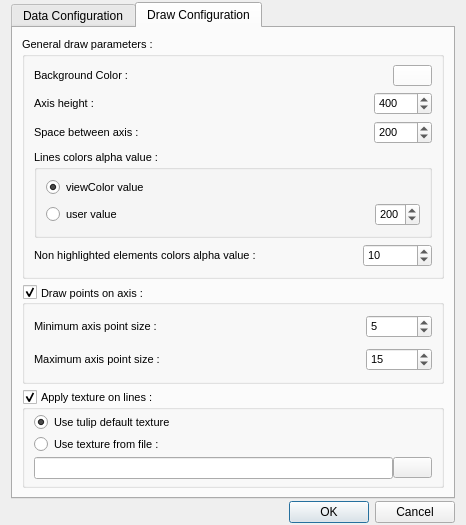
First picture: the form in plugins/view/parallel/ParallelCoordinatesConfigDialog.ui, repository vadivelselvaraj/TulipGLImprovement, before the edit.
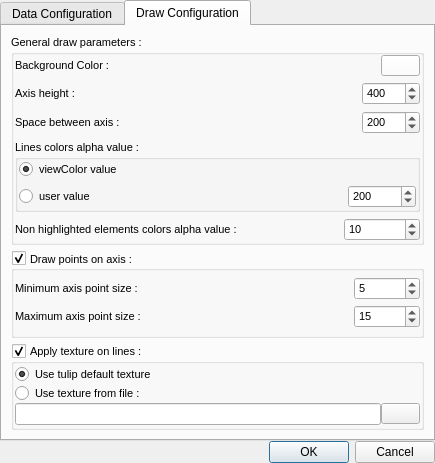
Second picture: the form after the edit. Icons and pictures are not drawn. Custom widgets are drawn as their Qt base class.

```diff
--- a/plugins/view/parallel/ParallelCoordinatesConfigDialog.ui
+++ b/plugins/view/parallel/ParallelCoordinatesConfigDialog.ui
@@ -8,8 +8,8 @@
    <rect>
     <x>0</x>
     <y>0</y>
-    <width>431</width>
-    <height>525</height>
+    <width>421</width>
+    <height>463</height>
    </rect>
   </property>
   <property name="sizePolicy" >
@@ -29,13 +29,10 @@
   </property>
   <layout class="QVBoxLayout" name="verticalLayout" >
    <property name="spacing" >
-    <number>2</number>
+    <number>0</number>
    </property>
-   <property name="topMargin" >
-    <number>2</number>
-   </property>
-   <property name="bottomMargin" >
-    <number>2</number>
+   <property name="margin" >
+    <number>0</number>
    </property>
    <item>
     <widget class="QTabWidget" name="tabWidget" >
@@ -154,6 +151,9 @@
           <string>General draw parameters : </string>
          </property>
          <layout class="QVBoxLayout" name="verticalLayout_4" >
+          <property name="margin" >
+           <number>1</number>
+          </property>
           <item>
            <layout class="QHBoxLayout" name="horizontalLayout_7" >
             <item>
@@ -314,6 +314,9 @@
              <string>Lines colors alpha value :</string>
             </property>
             <layout class="QVBoxLayout" name="verticalLayout_3" >
+             <property name="margin" >
+              <number>1</number>
+             </property>
              <item>
               <widget class="QRadioButton" name="viewColorAlphaRb" >
                <property name="font" >
@@ -416,15 +419,12 @@
           <bool>true</bool>
          </property>
          <layout class="QGridLayout" name="gridLayout_2" >
-          <property name="topMargin" >
-           <number>0</number>
-          </property>
-          <property name="bottomMargin" >
-           <number>0</number>
-          </property>
           <property name="verticalSpacing" >
            <number>0</number>
           </property>
+          <property name="margin" >
+           <number>1</number>
+          </property>
           <item row="0" column="0" >
            <widget class="QLabel" name="label_7" >
             <property name="sizePolicy" >
@@ -525,11 +525,8 @@
           <property name="spacing" >
            <number>0</number>
           </property>
-          <property name="topMargin" >
-           <number>0</number>
-          </property>
-          <property name="bottomMargin" >
-           <number>0</number>
+          <property name="margin" >
+           <number>1</number>
           </property>
           <item>
            <widget class="QRadioButton" name="defaultTexture" >
```
Left out of the diff: 6 changed lines with no effect on the pictures.
